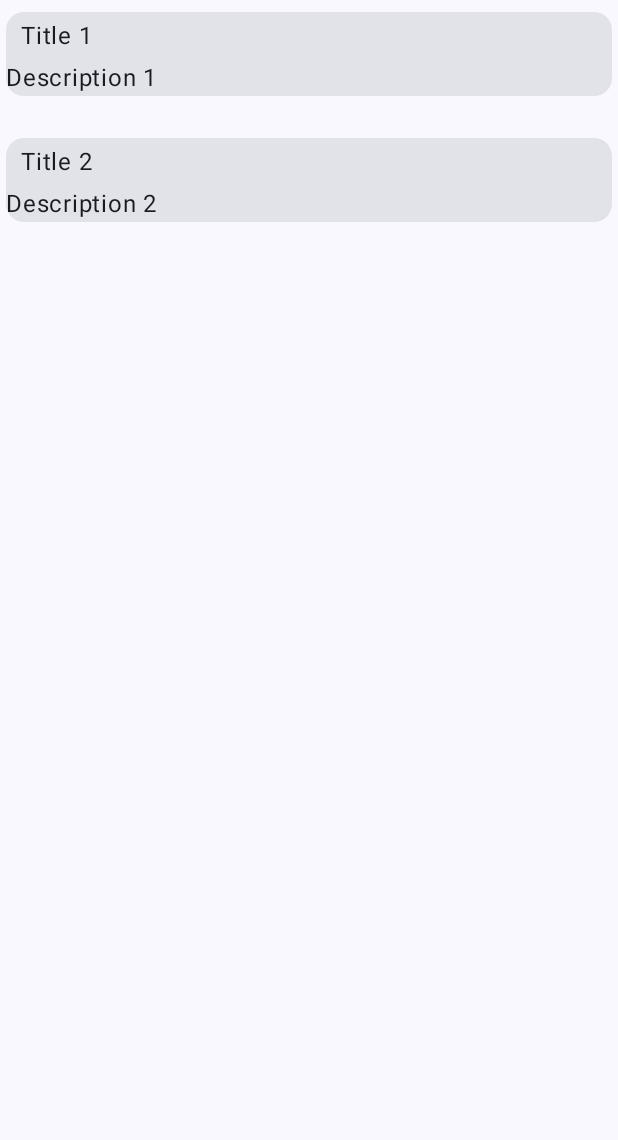
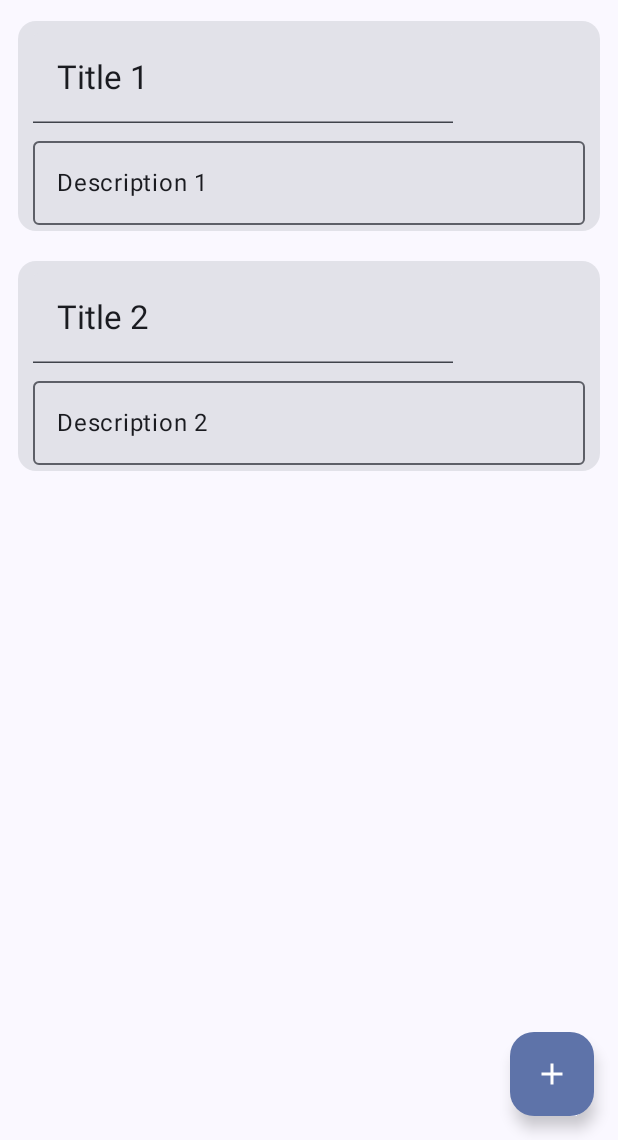
Before and after one commit to d1ndonlymdhe/Notify, an Android app built with Jetpack Compose: the screen it shows after launch (MainActivity), on a phone screen of 412 x 824 dp, the part 96-1236 px from its top. Run offline under Robolectric (Android 15) with nearby library versions, the phone set to English and light mode, and no system bars.

Commit message:
added swipe to delete

```diff
--- a/app/src/main/java/com/example/notify/MainActivity.kt
+++ b/app/src/main/java/com/example/notify/MainActivity.kt
@@ -16,6 +16,8 @@ import androidx.activity.compose.setContent
 import androidx.activity.enableEdgeToEdge
 import androidx.activity.result.contract.ActivityResultContract
 import androidx.activity.result.contract.ActivityResultContracts
+import androidx.compose.animation.animateColorAsState
+import androidx.compose.foundation.background
 import androidx.compose.foundation.layout.Arrangement
 import androidx.compose.foundation.layout.Box
 import androidx.compose.foundation.layout.Column
@@ -27,16 +29,26 @@ import androidx.compose.foundation.layout.padding
 import androidx.compose.foundation.layout.size
 import androidx.compose.foundation.layout.width
 import androidx.compose.foundation.lazy.LazyColumn
+import androidx.compose.material.icons.Icons
+import androidx.compose.material.icons.filled.Add
 import androidx.compose.material3.Card
+import androidx.compose.material3.DismissValue
 import androidx.compose.material3.ExperimentalMaterial3Api
+import androidx.compose.material3.FloatingActionButton
+import androidx.compose.material3.Icon
 import androidx.compose.material3.MaterialTheme
 import androidx.compose.material3.OutlinedButton
 import androidx.compose.material3.OutlinedTextField
 import androidx.compose.material3.Scaffold
+import androidx.compose.material3.SwipeToDismissBox
+import androidx.compose.material3.SwipeToDismissBoxState
+import androidx.compose.material3.SwipeToDismissBoxValue
 import androidx.compose.material3.Text
+import androidx.compose.material3.TextField
 import androidx.compose.material3.TopAppBar
 import androidx.compose.material3.TopAppBarColors
 import androidx.compose.material3.TopAppBarDefaults
+import androidx.compose.material3.rememberSwipeToDismissBoxState
 import androidx.compose.runtime.Composable
 import androidx.compose.runtime.LaunchedEffect
 import androidx.compose.runtime.remember
@@ -49,7 +61,9 @@ import androidx.compose.runtime.mutableStateListOf
 import androidx.compose.runtime.mutableStateOf
 import androidx.compose.runtime.setValue
 import androidx.compose.ui.Alignment
+import androidx.compose.ui.graphics.Color
 import androidx.compose.ui.platform.LocalContext
+import androidx.compose.ui.text.TextStyle
 import androidx.compose.ui.unit.dp
 import androidx.core.app.ActivityCompat
 import androidx.core.app.NotificationCompat
@@ -100,7 +114,7 @@ fun checkForNotificationPermission(context: Context): Int {
     }
 }
 
-data class Task(val title: String, val description: String)
+data class Task(var title: String, var description: String)
 
 @Composable
 fun Main() {
@@ -135,24 +149,57 @@ fun Main() {
                     ),
                     title = { Text(text = "Mdhe Notify") }
                 )
+            },
+            floatingActionButton = {
+                FloatingActionButton(onClick = {
+                    tasks.add(Task("New Task", "New Description"))
+                }) {
+                    Icon(Icons.Filled.Add, contentDescription = "Add")
+                }
             }
         ) { innerPadding ->
             Box(
                 modifier = Modifier
                     .padding(innerPadding)
             ) {
-                LazyColumn(modifier = Modifier.padding(2.dp,4.dp))
+                LazyColumn(modifier = Modifier.padding(2.dp, 4.dp))
                 {
-                    tasks.forEach { task ->
+                    tasks.forEachIndexed { idx, task ->
                         item {
-                            TaskCard(task.title, {}, task.description, {})
-                            Spacer(
-                                modifier = Modifier.size(20.dp)
+                            val dismissState = rememberSwipeToDismissBoxState(
+                                confirmValueChange = { dismissValue ->
+                                    if (dismissValue == SwipeToDismissBoxValue.StartToEnd) {
+                                        tasks.remove(task)
+                                        true
+                                    } else false
+                                }
                             )
+                            SwipeToDismissBox(
+                                state = dismissState,
+                                backgroundContent = {
+                                    when(dismissState.targetValue){
+                                        SwipeToDismissBoxValue.Settled->{}
+                                        SwipeToDismissBoxValue.StartToEnd -> {
+                                            Text("DELETE")
+                                        }
+                                        SwipeToDismissBoxValue.EndToStart -> {
+                                            Text("Delete")
+                                        }
+                                    }
+                                },
+                                enableDismissFromStartToEnd = true,
+                            ) {
+                                TaskCard(task.title, { it ->
+                                    tasks[idx] = Task(it, task.description)
+                                }, task.description, { it ->
+                                    tasks[idx] = Task(task.title, it)
+                                })
+                            }
                         }
                     }
                 }
             }
+
         }
     }
 }
@@ -172,10 +219,26 @@ fun TaskCard(
     setDescription: (String) -> Unit
 ) {
     Card(
-        modifier = Modifier.fillMaxWidth().padding(2.dp,4.dp)
+        modifier = Modifier
+            .fillMaxWidth()
+            .padding(10.dp, 10.dp)
     ) {
-        Text(text = title, modifier = Modifier.padding(10.dp,4.dp))
-        Text(text = description)
+        TextField(
+            placeholder = { Text(text = "Title") },
+            value = title,
+            onValueChange = setTitle,
+            textStyle = MaterialTheme.typography.titleLarge,
+            modifier = Modifier.padding(10.dp, 8.dp)
+        )
+        OutlinedTextField(
+            value = description,
+            onValueChange = setDescription,
+            textStyle = MaterialTheme.typography.bodyLarge,
+            modifier = Modifier
+                .padding(10.dp, 4.dp)
+                .fillMaxWidth(),
+            maxLines = 5
+        )
 
     }
 
```
